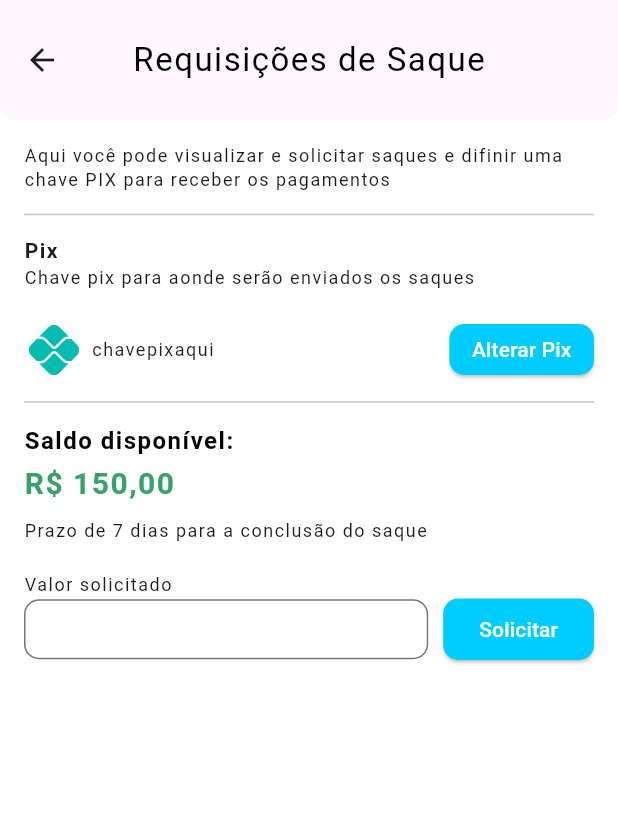
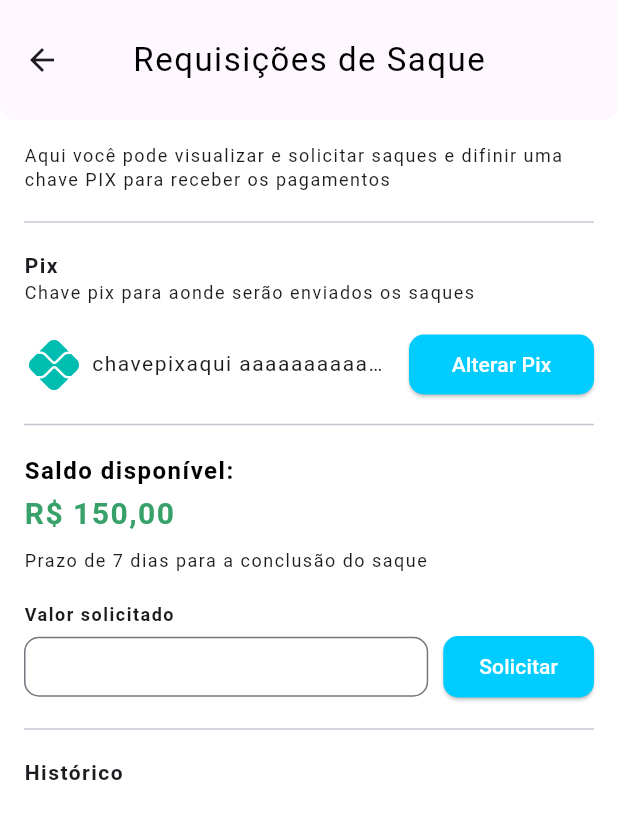
Before and after one commit to MarcosAlbrecht/law-order-app-flutter, a Flutter app: the WithdrawScreen screen opened by its route, on a phone screen of 412 x 824 dp. Shown: the top 819 px of the screen. Run offline on Flutter 3.47's test engine with Material 3 defaults, Android fonts, the phone set to English and light mode, and no system bars; our stand-ins replace cached_network_image, datetime_picker_formfield_new, dio, file_picker, flutter_image_compress, flutter_rating_bar and 11 more; missing offline and left inert: flutter_custom_tabs, square_progress_indicator; accounts and stored records are empty.

Commit message:
creating withdraw in profile

```diff
--- a/lib/src/pages/profile/view/withdraw_screen.dart
+++ b/lib/src/pages/profile/view/withdraw_screen.dart
@@ -45,21 +45,27 @@ class _WithdrawScreenState extends State<WithdrawScreen> {
                   width: constraints.maxWidth,
                   height: constraints.maxHeight,
                   child: Column(
-                    crossAxisAlignment: CrossAxisAlignment.start,
+                    crossAxisAlignment: CrossAxisAlignment.stretch,
                     children: [
                       const Text(
                         'Aqui você pode visualizar e solicitar saques e difinir uma chave PIX para receber os pagamentos',
                       ),
                       const Divider(
-                        height: 30,
+                        height: 40,
                       ),
                       Text(
                         'Pix',
-                        style: TextStyle(fontSize: CustomFontSizes.fontSize14, fontWeight: FontWeight.bold),
+                        style: TextStyle(
+                          fontSize: CustomFontSizes.fontSize14,
+                          fontWeight: FontWeight.bold,
+                        ),
                       ),
                       Text(
                         'Chave pix para aonde serão enviados os saques',
-                        style: TextStyle(fontSize: CustomFontSizes.fontSize12, fontWeight: FontWeight.normal),
+                        style: TextStyle(
+                          fontSize: CustomFontSizes.fontSize12,
+                          fontWeight: FontWeight.normal,
+                        ),
                       ),
                       const SizedBox(
                         height: 20,
@@ -67,27 +73,43 @@ class _WithdrawScreenState extends State<WithdrawScreen> {
                       Row(
                         mainAxisAlignment: MainAxisAlignment.spaceBetween,
                         children: [
-                          const Row(
+                          Expanded(
+                            flex: 2,
+                            child: Row(
+                              //crossAxisAlignment: CrossAxisAlignment.stretch,
                               children: [
-                              Icon(
+                                const Icon(
                                   Icons.pix,
                                   color: Color(
                                     0XFF00bdaf,
                                   ),
                                   size: 40,
                                 ),
-                              SizedBox(
+                                const SizedBox(
                                   width: 5,
                                 ),
-                              Text('chavepixaqui'),
+                                Expanded(
+                                  child: Text(
+                                    'chavepixaqui aaaaaaaaaaaaaaaaa',
+                                    style: TextStyle(
+                                      fontSize: CustomFontSizes.fontSize14,
+                                      overflow: TextOverflow.ellipsis,
+                                    ),
+                                  ),
+                                ),
                               ],
+                            ),
+                          ),
+                          const SizedBox(
+                            width: 10,
                           ),
                           GetBuilder<WithDrawController>(
                             builder: (controller) {
-                              return ElevatedButton(
+                              return Expanded(
+                                child: ElevatedButton(
                                   style: ElevatedButton.styleFrom(
                                     visualDensity: VisualDensity.compact,
-                                  padding: const EdgeInsets.all(15),
+                                    padding: const EdgeInsets.all(18),
                                     backgroundColor: CustomColors.blueDark2Color,
                                     shape: RoundedRectangleBorder(
                                       borderRadius: BorderRadius.circular(10),
@@ -101,13 +123,14 @@ class _WithdrawScreenState extends State<WithdrawScreen> {
                                       fontSize: 14,
                                     ),
                                   ),
+                                ),
                               );
                             },
                           ),
                         ],
                       ),
                       const Divider(
-                        height: 30,
+                        height: 40,
                       ),
                       Column(
                         crossAxisAlignment: CrossAxisAlignment.start,
@@ -145,8 +168,17 @@ class _WithdrawScreenState extends State<WithdrawScreen> {
                           const SizedBox(
                             height: 20,
                           ),
-                          const Text('Valor solicitado'),
-                          Container(
+                          const Text(
+                            'Valor solicitado',
+                            style: TextStyle(
+                              fontWeight: FontWeight.bold,
+                            ),
+                          ),
+                          const SizedBox(
+                            height: 5,
+                          ),
+                          //container com campo e botao para solicitar valor
+                          SizedBox(
                             height: 43,
                             child: Row(
                               children: [
@@ -162,13 +194,13 @@ class _WithdrawScreenState extends State<WithdrawScreen> {
                                 GetBuilder<WithDrawController>(
                                   builder: (controller) {
                                     return Container(
-                                      padding: EdgeInsets.symmetric(vertical: 1),
+                                      padding: const EdgeInsets.symmetric(vertical: 1),
                                       height: double.infinity,
                                       child: ElevatedButton(
                                         style: ElevatedButton.styleFrom(
                                           //visualDensity: VisualDensity.compact,
                                           //padding: const EdgeInsets.all(15),
-                                          backgroundColor: CustomColors.blueDark2Color,
+                                          backgroundColor: CustomColors.blueDark2Color.withOpacity(1),
                                           shape: RoundedRectangleBorder(
                                             borderRadius: BorderRadius.circular(10),
                                           ),
@@ -190,6 +222,18 @@ class _WithdrawScreenState extends State<WithdrawScreen> {
                           ),
                         ],
                       ),
+                      const Divider(
+                        height: 40,
+                      ),
+                      Expanded(
+                        child: Text(
+                          'Histórico',
+                          style: TextStyle(
+                            fontSize: CustomFontSizes.fontSize14,
+                            fontWeight: FontWeight.bold,
+                          ),
+                        ),
+                      ),
                     ],
                   ),
                 ),
```
Also changed, not shown: lib/src/models/pix_model.dart (added, +21 -0 lines), lib/src/models/user_model.dart (+7 -4 lines), lib/src/pages/profile/view/components/withdraw_history.dart (added, +77 -0 lines), lib/src/models/pix_model.g.dart (added), lib/src/models/user_model.g.dart. Lines whose indentation alone changed are shown as unchanged.
